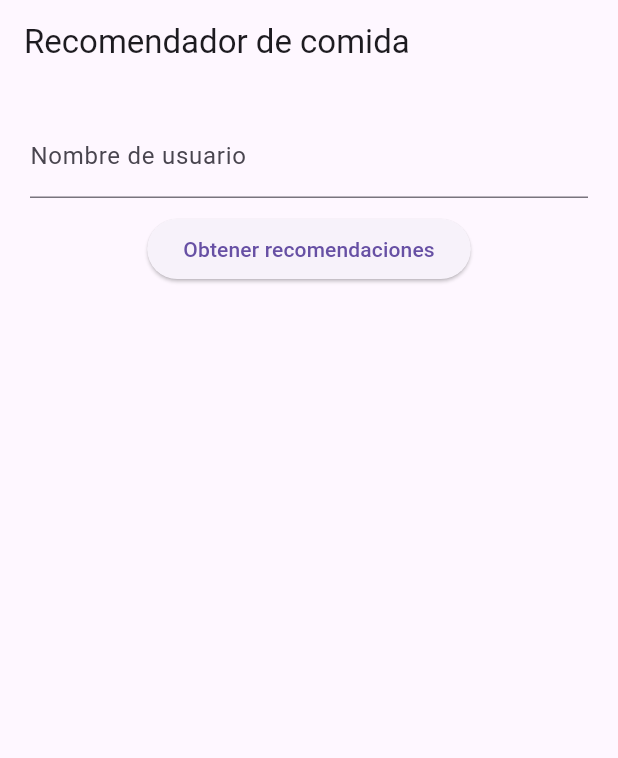
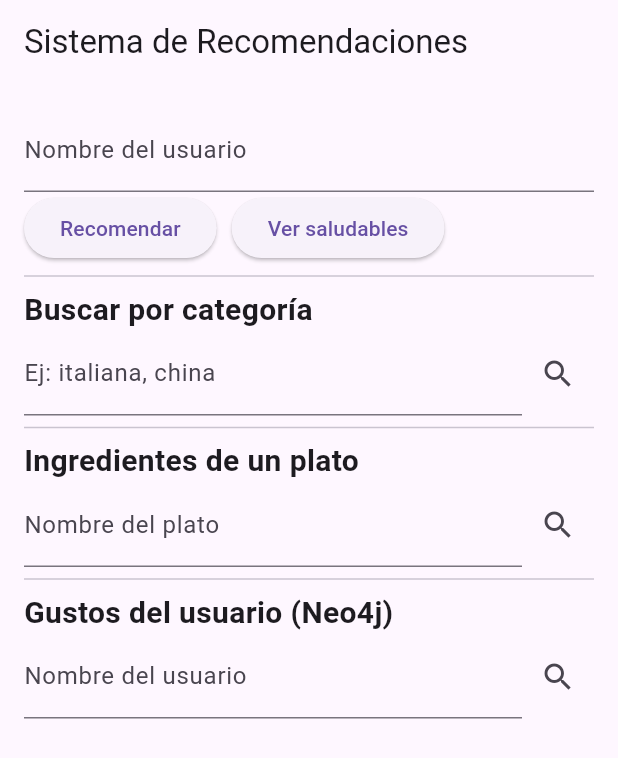
Before and after one commit to antonySAZ7/Proyecto-Estructrua-dato-2, a Flutter app: the screen it shows after launch, on a phone screen of 412 x 824 dp. Shown: the top 758 px of the screen. Run offline on Flutter 3.47's test engine with Material 3 defaults, Android fonts, the phone set to English and light mode, and no system bars.

Commit message:
Se agrego widgets con los endpoints

```diff
--- a/frontend/lib/logic.dart
+++ b/frontend/lib/logic.dart
@@ -1,26 +1,30 @@
+import 'package:http/http.dart' as http;
 import 'dart:convert';
-import 'package:http/http.dart' as http;
 
-class RecomendadorService {
-  Future<Map<String, dynamic>> obtenerRecomendaciones(String usuario) async {
-    final url = Uri.parse(
-      'https://proyecto-estructrua-dato-2.onrender.com/recomendar?usuario=$usuario',
-    );
+const baseUrl = "https://proyecto-estructrua-dato-2.onrender.com";
 
-    try {
-      final response = await http.get(url);
+Future<Map<String, dynamic>> obtenerRecomendaciones(String usuario) async {
+  final url = Uri.parse('$baseUrl/recomendar?usuario=$usuario');
+  final response = await http.get(url);
+  return json.decode(response.body);
+}
 
-      if (response.statusCode == 200) {
-        return jsonDecode(response.body);
-      } else {
-        return {
-          "error": "Error del servidor: ${response.statusCode}",
-        };
-      }
-    } catch (e) {
-      return {
-        "error": "Error de conexión: $e",
-      };
-    }
+Future<List<String>> obtenerComidasSaludables() async {
+  final url = Uri.parse('$baseUrl/saludables');
+  final response = await http.get(url);
+  final data = json.decode(response.body);
+  return List<String>.from(data['comidas_saludables']);
+}
+
+
+Future<List<String>> obtenerGustosDesdeNeo4j(String usuario) async {
+  final url = Uri.parse('https://proyecto-estructrua-dato-2.onrender.com/gustos_n4j?usuario=$usuario');
+  final response = await http.get(url);
+  final data = json.decode(response.body);
+
+  if (response.statusCode == 200 && data.containsKey('gustos')) {
+    return List<String>.from(data['gustos']);
+  } else {
+    throw Exception(data['mensaje'] ?? 'Error al obtener gustos');
   }
 }
--- a/frontend/lib/main.dart
+++ b/frontend/lib/main.dart
@@ -1,70 +1,87 @@
 import 'package:flutter/material.dart';
-import 'logic.dart'; // Importa tu archivo
+import 'logic.dart';
+import 'widgets/categoria_widget.dart';
+import 'widgets/ingredientes_widget.dart';
+import 'widgets/gustos_widget.dart';
 
 void main() {
-  runApp(const MyApp());
+  runApp(MyApp());
 }
 
-class MyApp extends StatefulWidget {
-  const MyApp({super.key});
-
+class MyApp extends StatelessWidget {
   @override
-  State<MyApp> createState() => _MyAppState();
+  Widget build(BuildContext context) {
+    return MaterialApp(
+      title: 'Recomendador de Comidas',
+      theme: ThemeData(primarySwatch: Colors.teal),
+      home: RecomendacionesApp(),
+    );
+  }
 }
 
-class _MyAppState extends State<MyApp> {
-  final _controladorUsuario = TextEditingController();
-  final _servicio = RecomendadorService();
+class RecomendacionesApp extends StatefulWidget {
+  @override
+  _RecomendacionesAppState createState() => _RecomendacionesAppState();
+}
 
-  String _nota = '';
-  String _usuario = '';
-  List<dynamic> _recomendaciones = [];
-  String _error = '';
+class _RecomendacionesAppState extends State<RecomendacionesApp> {
+  TextEditingController usuarioController = TextEditingController();
+  TextEditingController tipoController = TextEditingController();
+  TextEditingController platoController = TextEditingController();
 
-  void _consultar() async {
-    final nombre = _controladorUsuario.text.trim();
-    if (nombre.isEmpty) return;
+  List<String> recomendaciones = [];
+  String nota = '';
 
-    final resultado = await _servicio.obtenerRecomendaciones(nombre);
+  Future<void> cargarRecomendaciones() async {
+    final data = await obtenerRecomendaciones(usuarioController.text);
+    setState(() {
+      recomendaciones = List<String>.from(data['recomendaciones']);
+      nota = data['nota'] ?? '';
+    });
+  }
 
+  Future<void> mostrarSaludables() async {
+    final datos = await obtenerComidasSaludables();
     setState(() {
-      _usuario = nombre;
-      _error = resultado["error"] ?? '';
-      _nota = resultado["nota"] ?? '';
-      _recomendaciones = resultado["recomendaciones"] ?? [];
+      recomendaciones = datos;
+      nota = "Comidas saludables encontradas";
     });
   }
 
   @override
   Widget build(BuildContext context) {
-    return MaterialApp(
-      title: 'Sistema de Recomendaciones',
-      home: Scaffold(
-        appBar: AppBar(title: const Text('Recomendador de comida')),
-        body: Padding(
-          padding: const EdgeInsets.all(20),
+    return Scaffold(
+      appBar: AppBar(title: Text('Sistema de Recomendaciones')),
+      body: SingleChildScrollView(
+        padding: EdgeInsets.all(16),
         child: Column(
           children: [
             TextField(
-                controller: _controladorUsuario,
-                decoration: const InputDecoration(labelText: 'Nombre de usuario'),
+              controller: usuarioController,
+              decoration: InputDecoration(labelText: "Nombre del usuario"),
             ),
-              const SizedBox(height: 10),
+            Row(
+              children: [
                 ElevatedButton(
-                onPressed: _consultar,
-                child: const Text('Obtener recomendaciones'),
+                  onPressed: cargarRecomendaciones,
+                  child: Text("Recomendar"),
                 ),
-              const SizedBox(height: 20),
-              if (_error.isNotEmpty)
-                Text(_error, style: const TextStyle(color: Colors.red)),
-              if (_usuario.isNotEmpty && _error.isEmpty) ...[
-                Text('Hola $_usuario'),
-                if (_nota.isNotEmpty) Text(_nota),
-                const SizedBox(height: 10),
-                ..._recomendaciones.map((r) => Text('- $r')).toList(),
-              ],
+                SizedBox(width: 10),
+                ElevatedButton(
+                  onPressed: mostrarSaludables,
+                  child: Text("Ver saludables"),
+                ),
               ],
             ),
+            if (nota.isNotEmpty) Text(nota, style: TextStyle(fontWeight: FontWeight.bold)),
+            ...recomendaciones.map((r) => ListTile(title: Text(r))),
+            Divider(),
+            CategoriaWidget(tipoController: tipoController),
+            Divider(),
+            IngredientesWidget(platoController: platoController),
+            Divider(),
+            GustosWidget(usuarioController: usuarioController),
+          ],
         ),
       ),
     );
--- /dev/null
+++ b/frontend/lib/widgets/categoria_widget.dart
@@ -0,0 +1,68 @@
+import 'package:flutter/material.dart';
+import 'package:http/http.dart' as http;
+import 'dart:convert';
+
+class CategoriaWidget extends StatefulWidget {
+  final TextEditingController tipoController;
+
+  CategoriaWidget({required this.tipoController});
+
+  @override
+  _CategoriaWidgetState createState() => _CategoriaWidgetState();
+}
+
+class _CategoriaWidgetState extends State<CategoriaWidget> {
+  List<String> comidas = [];
+  String mensaje = '';
+
+  Future<void> obtenerPorCategoria(String tipo) async {
+    final url = Uri.parse('https://proyecto-estructrua-dato-2.onrender.com/categoria/$tipo');
+
+    try {
+      final response = await http.get(url);
+      final data = json.decode(response.body);
+      if (response.statusCode == 200) {
+        setState(() {
+          comidas = List<String>.from(data['comidas']);
+          mensaje = '';
+        });
+      } else {
+        setState(() {
+          comidas = [];
+          mensaje = data['mensaje'] ?? 'Error';
+        });
+      }
+    } catch (e) {
+      setState(() {
+        comidas = [];
+        mensaje = 'Error de conexión';
+      });
+    }
+  }
+
+  @override
+  Widget build(BuildContext context) {
+    return Column(
+      crossAxisAlignment: CrossAxisAlignment.start,
+      children: [
+        Text("Buscar por categoría", style: TextStyle(fontSize: 20, fontWeight: FontWeight.bold)),
+        Row(
+          children: [
+            Expanded(
+              child: TextField(
+                controller: widget.tipoController,
+                decoration: InputDecoration(labelText: "Ej: italiana, china"),
+              ),
+            ),
+            IconButton(
+              icon: Icon(Icons.search),
+              onPressed: () => obtenerPorCategoria(widget.tipoController.text),
+            ),
+          ],
+        ),
+        if (mensaje.isNotEmpty) Text(mensaje),
+        ...comidas.map((c) => ListTile(title: Text(c))).toList(),
+      ],
+    );
+  }
+}
--- /dev/null
+++ b/frontend/lib/widgets/gustos_widget.dart
@@ -0,0 +1,68 @@
+import 'package:flutter/material.dart';
+import 'package:http/http.dart' as http;
+import 'dart:convert';
+
+class GustosWidget extends StatefulWidget {
+  final TextEditingController usuarioController;
+
+  GustosWidget({required this.usuarioController});
+
+  @override
+  _GustosWidgetState createState() => _GustosWidgetState();
+}
+
+class _GustosWidgetState extends State<GustosWidget> {
+  List<String> gustos = [];
+  String mensaje = '';
+
+  Future<void> obtenerGustosNeo4j(String usuario) async {
+    final url = Uri.parse('https://proyecto-estructrua-dato-2.onrender.com/gustos_n4j?usuario=$usuario');
+
+    try {
+      final response = await http.get(url);
+      final data = json.decode(response.body);
+      if (response.statusCode == 200 && data.containsKey('gustos')) {
+        setState(() {
+          gustos = List<String>.from(data['gustos']);
+          mensaje = '';
+        });
+      } else {
+        setState(() {
+          gustos = [];
+          mensaje = data['mensaje'] ?? 'No se encontraron gustos.';
+        });
+      }
+    } catch (e) {
+      setState(() {
+        gustos = [];
+        mensaje = 'Error de conexión';
+      });
+    }
+  }
+
+  @override
+  Widget build(BuildContext context) {
+    return Column(
+      crossAxisAlignment: CrossAxisAlignment.start,
+      children: [
+        Text("Gustos del usuario (Neo4j)", style: TextStyle(fontSize: 20, fontWeight: FontWeight.bold)),
+        Row(
+          children: [
+            Expanded(
+              child: TextField(
+                controller: widget.usuarioController,
+                decoration: InputDecoration(labelText: "Nombre del usuario"),
+              ),
+            ),
+            IconButton(
+              icon: Icon(Icons.search),
+              onPressed: () => obtenerGustosNeo4j(widget.usuarioController.text),
+            ),
+          ],
+        ),
+        if (mensaje.isNotEmpty) Text(mensaje),
+        ...gustos.map((g) => ListTile(title: Text(g))).toList(),
+      ],
+    );
+  }
+}
--- /dev/null
+++ b/frontend/lib/widgets/ingredientes_widget.dart
@@ -0,0 +1,68 @@
+import 'package:flutter/material.dart';
+import 'package:http/http.dart' as http;
+import 'dart:convert';
+
+class IngredientesWidget extends StatefulWidget {
+  final TextEditingController platoController;
+
+  IngredientesWidget({required this.platoController});
+
+  @override
+  _IngredientesWidgetState createState() => _IngredientesWidgetState();
+}
+
+class _IngredientesWidgetState extends State<IngredientesWidget> {
+  List<String> ingredientes = [];
+  String mensaje = '';
+
+  Future<void> obtenerIngredientes(String plato) async {
+    final url = Uri.parse('https://proyecto-estructrua-dato-2.onrender.com/ingredientes/$plato');
+
+    try {
+      final response = await http.get(url);
+      final data = json.decode(response.body);
+      if (response.statusCode == 200) {
+        setState(() {
+          ingredientes = List<String>.from(data['ingredientes']);
+          mensaje = '';
+        });
+      } else {
+        setState(() {
+          ingredientes = [];
+          mensaje = data['mensaje'] ?? 'No se encontraron ingredientes.';
+        });
+      }
+    } catch (e) {
+      setState(() {
+        ingredientes = [];
+        mensaje = 'Error de conexión';
+      });
+    }
+  }
+
+  @override
+  Widget build(BuildContext context) {
+    return Column(
+      crossAxisAlignment: CrossAxisAlignment.start,
+      children: [
+        Text("Ingredientes de un plato", style: TextStyle(fontSize: 20, fontWeight: FontWeight.bold)),
+        Row(
+          children: [
+            Expanded(
+              child: TextField(
+                controller: widget.platoController,
+                decoration: InputDecoration(labelText: "Nombre del plato"),
+              ),
+            ),
+            IconButton(
+              icon: Icon(Icons.search),
+              onPressed: () => obtenerIngredientes(widget.platoController.text),
+            ),
+          ],
+        ),
+        if (mensaje.isNotEmpty) Text(mensaje),
+        ...ingredientes.map((i) => ListTile(title: Text(i))).toList(),
+      ],
+    );
+  }
+}
```
Also changed, not shown: frontend/lib/widgets/saludables_widget.dart (added, +51 -0 lines), 3 other files. Lines whose indentation alone changed are shown as unchanged.
